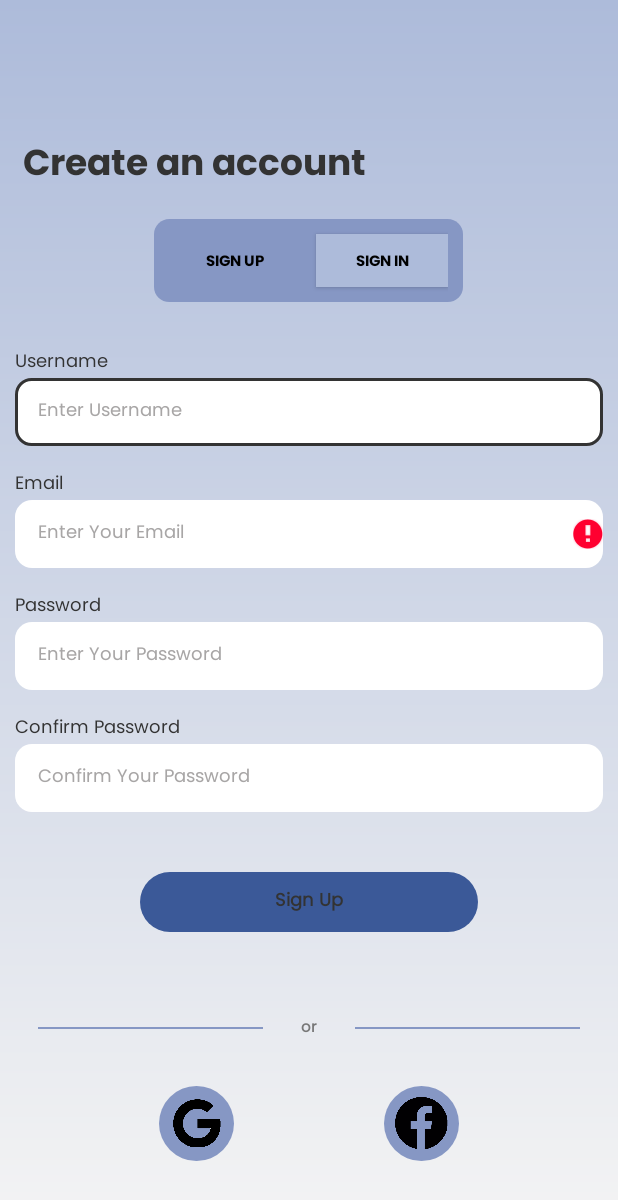
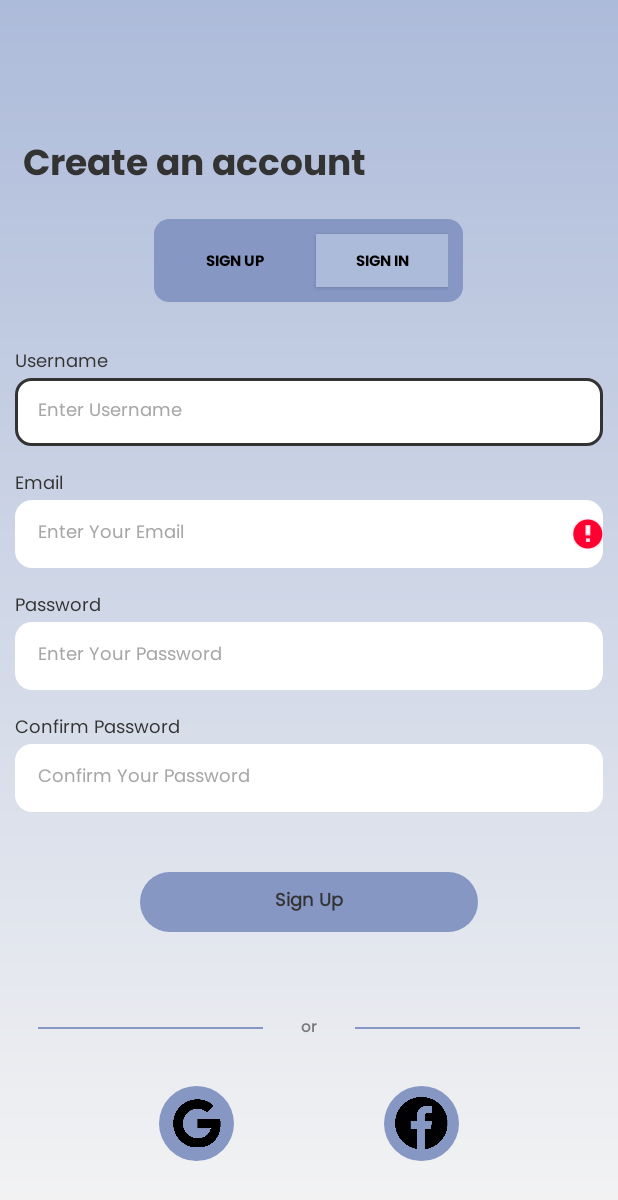
Before and after one commit to JnaneshAmin25/Sudoku, an Android app: the screen it shows after launch (MainActivity), after a tap on "Sign Up", on a phone screen of 412 x 824 dp. Shown: the top 1200 px of the screen. Run offline under Robolectric (Android 15) with nearby library versions, the phone set to English and light mode, and no system bars; our stand-ins replace Firebase (no records; nobody signed in at launch, a user with empty details on screens opened directly).

Commit message:
login commit

```diff
--- a/app/build.gradle.kts
+++ b/app/build.gradle.kts
@@ -39,6 +39,8 @@ dependencies {
     implementation(libs.activity)
     implementation(libs.constraintlayout)
     implementation(platform(libs.firebase.bom))
+    implementation(platform("com.google.firebase:firebase-bom:33.4.0"))
+    implementation("com.google.firebase:firebase-auth")
     implementation(libs.firebase.analytics)
     implementation(libs.play.services.auth)
     implementation(libs.firebase.auth)
--- a/app/src/main/java/com/example/sudoku/MainActivity.java
+++ b/app/src/main/java/com/example/sudoku/MainActivity.java
@@ -218,6 +218,7 @@ public class MainActivity extends AppCompatActivity {
         fragmentTransaction.commit();
     }
 
+
     private void updateButtonState(boolean isSignUpSelected) {
         if (isSignUpSelected) {
             // Sign-Up selected, disable Sign-Up button, enable Sign-In button
--- a/app/src/main/java/com/example/sudoku/SignUpFragment.java
+++ b/app/src/main/java/com/example/sudoku/SignUpFragment.java
@@ -53,14 +53,14 @@ public class SignUpFragment extends Fragment {
         // Set the click listener for the sign-up button
         submitGroup.setOnClickListener(v -> {
             // Change the background to a drawable with rounded corners
-            submitGroup.setBackgroundResource(R.drawable.rounded_corner);
+            submitGroup.setBackgroundResource(R.drawable.selected_rounded_corner);
 
             // Call the handleSignup method with the EditTexts for email and password
             handleSignup(signupEmailEditText, signupPasswordEditText, signupConfPasswordEditText);
 
             // Reset the background to the original drawable after 2 seconds
             new android.os.Handler().postDelayed(() -> {
-                submitGroup.setBackgroundResource(R.drawable.selected_rounded_corner); // Replace with your original background drawable
+                submitGroup.setBackgroundResource(R.drawable.rounded_corner); // Replace with your original background drawable
             }, 70);
         });
 
--- a/gradle/libs.versions.toml
+++ b/gradle/libs.versions.toml
@@ -11,6 +11,7 @@ constraintlayout = "2.1.4"
 googleGmsGoogleServices = "4.4.2"
 firebaseAuth = "23.0.0"
 playServicesAuth = "21.2.0"
+firebaseDatabase = "21.0.0"
 
 [libraries]
 firebase-analytics = { module = "com.google.firebase:firebase-analytics" }
@@ -24,6 +25,7 @@ activity = { group = "androidx.activity", name = "activity", version.ref = "acti
 constraintlayout = { group = "androidx.constraintlayout", name = "constraintlayout", version.ref = "constraintlayout" }
 firebase-auth = { group = "com.google.firebase", name = "firebase-auth", version.ref = "firebaseAuth" }
 play-services-auth = { module = "com.google.android.gms:play-services-auth", version.ref = "playServicesAuth" }
+firebase-database = { group = "com.google.firebase", name = "firebase-database", version.ref = "firebaseDatabase" }
 
 [plugins]
 android-application = { id = "com.android.application", version.ref = "agp" }
```
